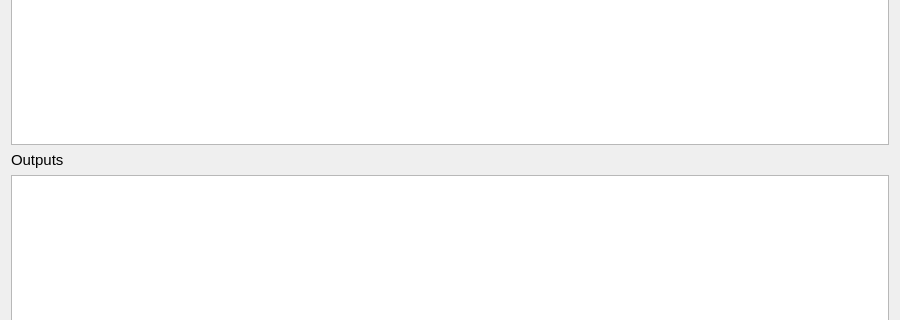
Above: eodh_qgis/ui/job_detail.ui from EO-DataHub/eodh-qgis before the change; both pictures show x 0 to 900 and y 238 to 558 of the 900 by 660 pixel window. Below: the same form after it.
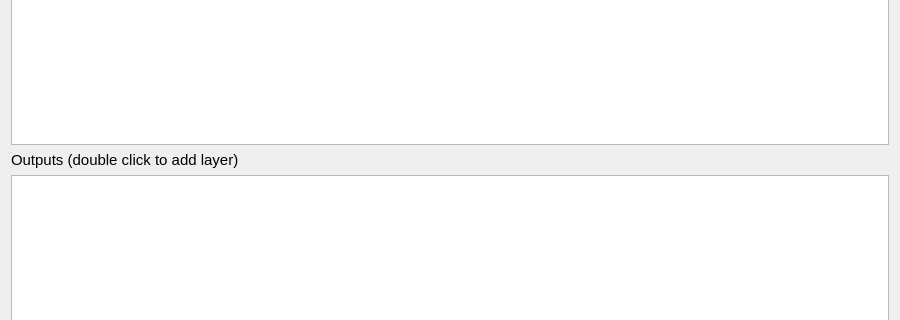
That is the form after the change.

Commit message: Load output item as layer

Patch:
```diff
--- a/eodh_qgis/ui/job_detail.ui
+++ b/eodh_qgis/ui/job_detail.ui
@@ -153,7 +153,7 @@
       </font>
      </property>
      <property name="text">
-      <string>Outputs</string>
+      <string>Outputs (double click to add layer)</string>
      </property>
     </widget>
    </item>
```
Left out of the diff: 5 changed lines with no effect on the pictures. The commit also changes 1 other file.
